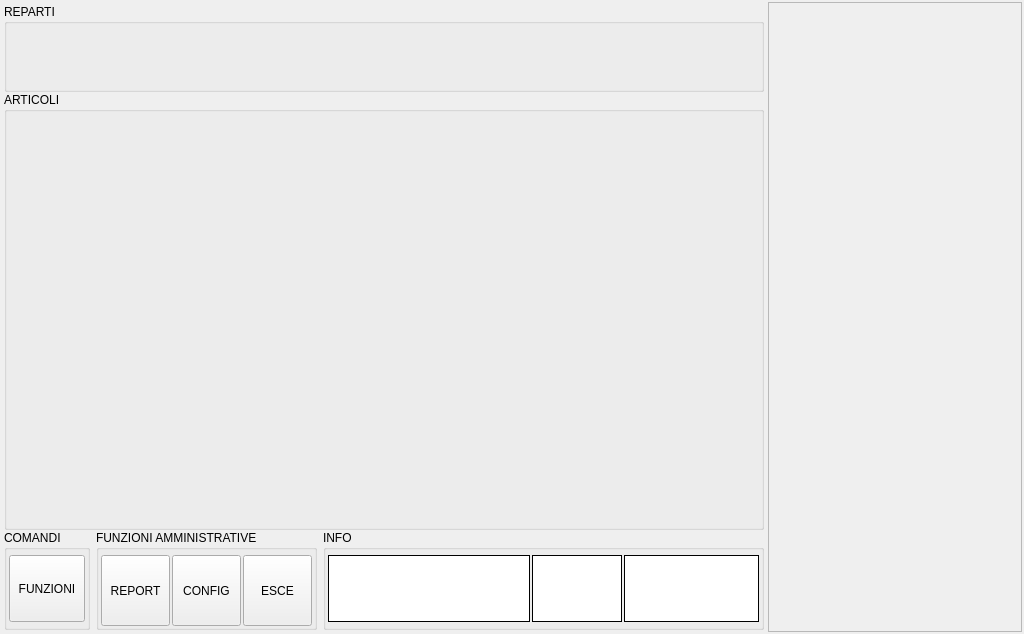
The window that src/mainwindow.ui (mtonin/gestcassa) describes before a commit, drawn with Qt 5.
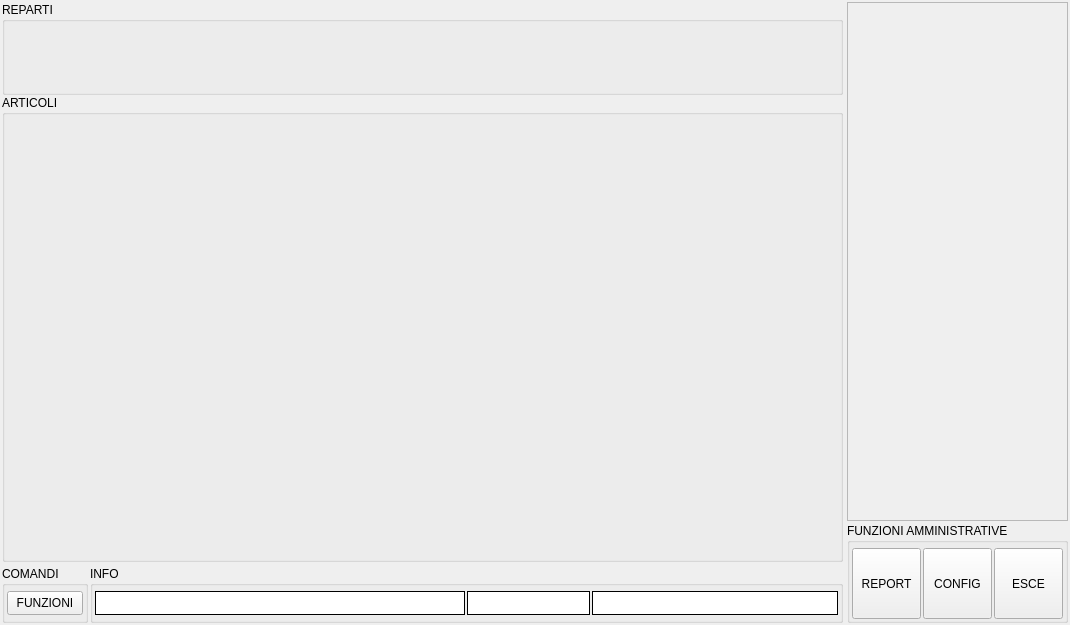
The same window after the commit. Icons and pictures are not drawn.

Commit message: - ristrutturato il layout manager della finestra principale - modifica al layout dell'intestazione degli scontrini (fondo nero) - aggiunto filtro di selezione per nome nelle statistiche

What changed in the file:
```diff
--- a/src/mainwindow.ui
+++ b/src/mainwindow.ui
@@ -9,8 +9,8 @@
    <rect>
     <x>0</x>
     <y>0</y>
-    <width>1024</width>
-    <height>634</height>
+    <width>1070</width>
+    <height>625</height>
    </rect>
   </property>
   <property name="windowTitle">
@@ -24,27 +24,15 @@
    <string notr="true"/>
   </property>
   <widget class="QWidget" name="centralWidget">
-   <property name="sizePolicy">
-    <sizepolicy hsizetype="Expanding" vsizetype="Expanding">
-     <horstretch>0</horstretch>
-     <verstretch>0</verstretch>
-    </sizepolicy>
-   </property>
-   <layout class="QHBoxLayout" name="horizontalLayout_2" stretch="0,0">
-    <property name="spacing">
-     <number>2</number>
-    </property>
+   <layout class="QGridLayout" name="gridLayout" rowstretch="1,0" columnstretch="4,1">
     <property name="margin">
      <number>2</number>
     </property>
-    <item>
+    <property name="spacing">
+     <number>4</number>
+    </property>
+    <item row="0" column="0">
      <widget class="QFrame" name="workAreaFrame">
-      <property name="sizePolicy">
-       <sizepolicy hsizetype="Preferred" vsizetype="Preferred">
-        <horstretch>3</horstretch>
-        <verstretch>0</verstretch>
-       </sizepolicy>
-      </property>
       <property name="frameShape">
        <enum>QFrame::NoFrame</enum>
       </property>
@@ -56,7 +44,7 @@
         <number>0</number>
        </property>
        <property name="margin">
-        <number>2</number>
+        <number>0</number>
        </property>
        <item>
         <widget class="QGroupBox" name="repartiBox">
@@ -132,77 +120,22 @@
          </layout>
         </widget>
        </item>
-       <item>
-        <layout class="QHBoxLayout" name="horizontalLayout_6">
-         <item>
-          <widget class="QGroupBox" name="comandiBox">
-           <property name="sizePolicy">
-            <sizepolicy hsizetype="MinimumExpanding" vsizetype="Preferred">
-             <horstretch>0</horstretch>
-             <verstretch>0</verstretch>
-            </sizepolicy>
-           </property>
-           <property name="maximumSize">
-            <size>
-             <width>16777215</width>
-             <height>100</height>
-            </size>
-           </property>
-           <property name="title">
-            <string>COMANDI</string>
-           </property>
-           <layout class="QHBoxLayout" name="horizontalLayout">
-            <property name="spacing">
-             <number>2</number>
-            </property>
-            <property name="leftMargin">
-             <number>2</number>
-            </property>
-            <property name="topMargin">
-             <number>5</number>
-            </property>
-            <property name="rightMargin">
-             <number>2</number>
-            </property>
-            <property name="bottomMargin">
-             <number>5</number>
-            </property>
-            <item>
-             <widget class="QToolButton" name="funzioniBtn">
-              <property name="sizePolicy">
-               <sizepolicy hsizetype="MinimumExpanding" vsizetype="Expanding">
-                <horstretch>0</horstretch>
-                <verstretch>0</verstretch>
-               </sizepolicy>
-              </property>
-              <property name="maximumSize">
-               <size>
-                <width>100</width>
-                <height>100</height>
-               </size>
-              </property>
-              <property name="text">
-               <string>FUNZIONI</string>
-              </property>
-              <property name="icon">
-               <iconset resource="risorse.qrc">
-                <normaloff>:/GestCassa/operazioni</normaloff>:/GestCassa/operazioni</iconset>
-              </property>
-              <property name="iconSize">
-               <size>
-                <width>48</width>
-                <height>48</height>
-               </size>
-              </property>
-              <property name="autoExclusive">
-               <bool>false</bool>
-              </property>
-              <property name="toolButtonStyle">
-               <enum>Qt::ToolButtonTextUnderIcon</enum>
-              </property>
-             </widget>
-            </item>
-           </layout>
+      </layout>
+     </widget>
+    </item>
+    <item row="0" column="1" rowspan="2">
+     <layout class="QVBoxLayout" name="verticalLayout_2" stretch="1,0">
+      <property name="spacing">
+       <number>2</number>
+      </property>
+      <item>
+       <widget class="QStackedWidget" name="latoStackedWidget">
+        <property name="frameShape">
+         <enum>QFrame::StyledPanel</enum>
+        </property>
+        <property name="frameShadow">
+         <enum>QFrame::Plain</enum>
+        </property>
           </widget>
          </item>
          <item>
@@ -222,7 +155,7 @@
            <property name="title">
             <string>FUNZIONI AMMINISTRATIVE</string>
            </property>
-           <layout class="QHBoxLayout" name="horizontalLayout_5">
+        <layout class="QHBoxLayout" name="horizontalLayout_5" stretch="1,0,0,0,1">
             <property name="spacing">
              <number>2</number>
             </property>
@@ -238,6 +171,22 @@
             <property name="bottomMargin">
              <number>5</number>
             </property>
+         <item>
+          <spacer name="horizontalSpacer">
+           <property name="orientation">
+            <enum>Qt::Horizontal</enum>
+           </property>
+           <property name="sizeType">
+            <enum>QSizePolicy::MinimumExpanding</enum>
+           </property>
+           <property name="sizeHint" stdset="0">
+            <size>
+             <width>0</width>
+             <height>0</height>
+            </size>
+           </property>
+          </spacer>
+         </item>
             <item>
              <widget class="QToolButton" name="reportBtn">
               <property name="sizePolicy">
@@ -361,6 +310,100 @@
               </property>
              </widget>
             </item>
+         <item>
+          <spacer name="horizontalSpacer_2">
+           <property name="orientation">
+            <enum>Qt::Horizontal</enum>
+           </property>
+           <property name="sizeType">
+            <enum>QSizePolicy::MinimumExpanding</enum>
+           </property>
+           <property name="sizeHint" stdset="0">
+            <size>
+             <width>0</width>
+             <height>0</height>
+            </size>
+           </property>
+          </spacer>
+         </item>
+        </layout>
+       </widget>
+      </item>
+     </layout>
+    </item>
+    <item row="1" column="0">
+     <layout class="QHBoxLayout" name="horizontalLayout_2" stretch="0,1">
+      <property name="spacing">
+       <number>2</number>
+      </property>
+      <item>
+       <widget class="QGroupBox" name="comandiBox">
+        <property name="sizePolicy">
+         <sizepolicy hsizetype="MinimumExpanding" vsizetype="Preferred">
+          <horstretch>0</horstretch>
+          <verstretch>0</verstretch>
+         </sizepolicy>
+        </property>
+        <property name="maximumSize">
+         <size>
+          <width>16777215</width>
+          <height>100</height>
+         </size>
+        </property>
+        <property name="title">
+         <string>COMANDI</string>
+        </property>
+        <layout class="QHBoxLayout" name="horizontalLayout">
+         <property name="spacing">
+          <number>2</number>
+         </property>
+         <property name="leftMargin">
+          <number>2</number>
+         </property>
+         <property name="topMargin">
+          <number>5</number>
+         </property>
+         <property name="rightMargin">
+          <number>2</number>
+         </property>
+         <property name="bottomMargin">
+          <number>5</number>
+         </property>
+         <item>
+          <widget class="QToolButton" name="funzioniBtn">
+           <property name="sizePolicy">
+            <sizepolicy hsizetype="Minimum" vsizetype="Expanding">
+             <horstretch>0</horstretch>
+             <verstretch>0</verstretch>
+            </sizepolicy>
+           </property>
+           <property name="maximumSize">
+            <size>
+             <width>100</width>
+             <height>100</height>
+            </size>
+           </property>
+           <property name="text">
+            <string>FUNZIONI</string>
+           </property>
+           <property name="icon">
+            <iconset resource="risorse.qrc">
+             <normaloff>:/GestCassa/operazioni</normaloff>:/GestCassa/operazioni</iconset>
+           </property>
+           <property name="iconSize">
+            <size>
+             <width>48</width>
+             <height>48</height>
+            </size>
+           </property>
+           <property name="autoExclusive">
+            <bool>false</bool>
+           </property>
+           <property name="toolButtonStyle">
+            <enum>Qt::ToolButtonTextUnderIcon</enum>
+           </property>
+          </widget>
+         </item>
            </layout>
           </widget>
          </item>
@@ -490,25 +533,6 @@
           </widget>
          </item>
         </layout>
-       </item>
-      </layout>
-     </widget>
-    </item>
-    <item>
-     <widget class="QStackedWidget" name="latoStackedWidget">
-      <property name="sizePolicy">
-       <sizepolicy hsizetype="Preferred" vsizetype="Preferred">
-        <horstretch>1</horstretch>
-        <verstretch>0</verstretch>
-       </sizepolicy>
-      </property>
-      <property name="frameShape">
-       <enum>QFrame::StyledPanel</enum>
-      </property>
-      <property name="frameShadow">
-       <enum>QFrame::Plain</enum>
-      </property>
-     </widget>
     </item>
    </layout>
   </widget>
```
Lines whose indentation alone changed are shown as unchanged. The commit also changes 8 other files.
